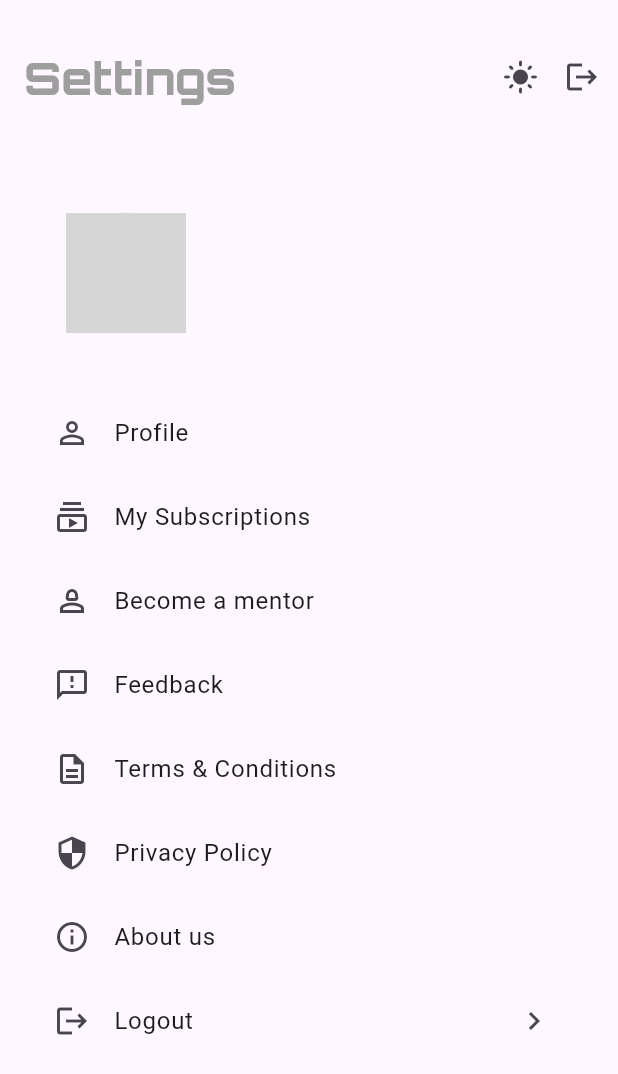
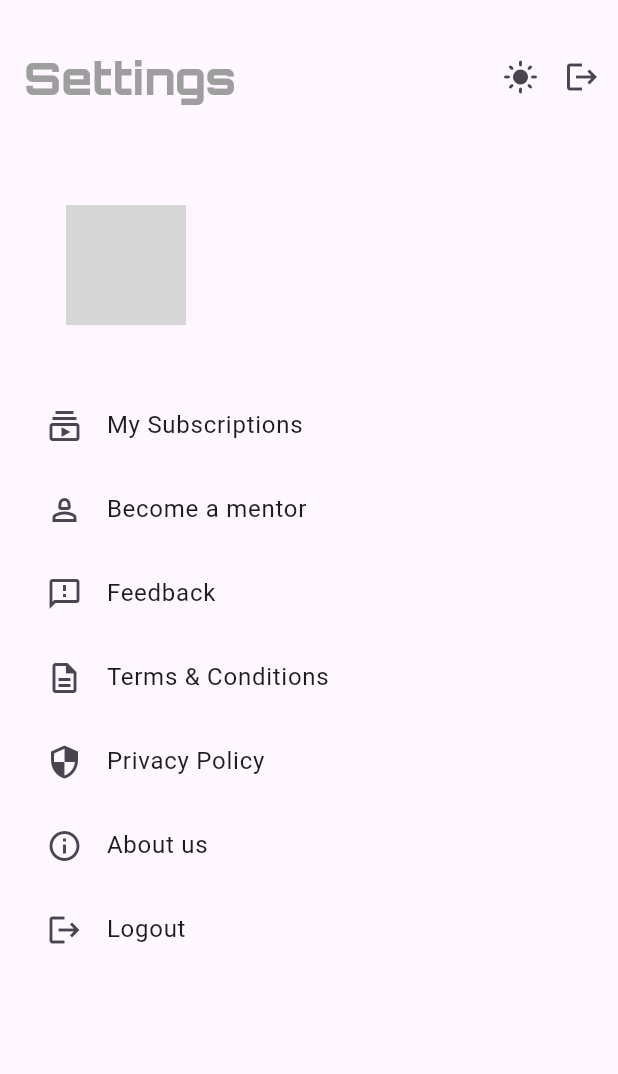
Before and after one commit to Alto-b/CodeFascia, a Flutter app: the SettingsPage screen opened directly, on a phone screen of 412 x 824 dp. Shown: the top 1074 px of the screen. Run offline on Flutter 3.47's test engine with Material 3 defaults, Android fonts, the light colour scheme and no system bars; drawn by our look-alikes of glass_kit; our stand-ins replace adaptive_theme, bloc, cached_network_image, carousel_slider, cloud_firestore, dio and 21 more; missing offline and left inert: animated_icon, any_link_preview, easy_loading_button, flutter_facebook_auth, loading_btn, passwordfield and 1 more; accounts and stored records are empty; network calls fail; project files that could hold a hidden picture were left out; grey boxes are pictures that could not be loaded.

Commit message:
UI / profile updated

```diff
--- a/lib/infrastructure/user_repo.dart
+++ b/lib/infrastructure/user_repo.dart
@@ -5,38 +5,11 @@ import 'package:flutter/foundation.dart';
 
 class UserRepo{
 
-  User? user = FirebaseAuth.instance.currentUser;
-
-//   Future<List<UserModel>> get()async{
-//   List<UserModel> userList=[]; print('entered repo');
-//   try{
-//     print("uid from repo${user!.uid}");
-//     // final users = await FirebaseFirestore.instance.collection("users").where('id',isEqualTo:user!.uid).get();
-//     final users = await FirebaseFirestore.instance.collection("users").doc('6CjPm9XzheX1lggRoNmCQSH5dBo2').get();
-//     print("users ${users}");
-//     final usera = users.data();
-//     // users.docs.forEach((element) {
-//     //   print("users1 ${users}");
-//     //   return userList.add(UserModel.fromJson(element.data()));
-//     // }
-//     // );
-//     return userList;
-//   }
-//   on FirebaseException catch(e){
-//     if(kDebugMode){
-//       print("failed with error ${e.code} : ${e.message}");
-//     }
-//     return userList;
-//   }
-//   catch(e){
-//     throw Exception(e.toString());
-//   }
-// }
-
 
 
   Future<UserModel> getUser()async{
   try{
+    User? user = await FirebaseAuth.instance.currentUser;
     final data = await FirebaseFirestore.instance.collection("users").doc(user!.uid).get();
     final usera = data.data();
     final users = UserModel(id: usera!['id'], name: usera['Name'], email: usera['Email'], profile: usera['profile'], profession: usera['Profession']);
--- a/lib/presentation/screens/settings/profile.dart
+++ b/lib/presentation/screens/settings/profile.dart
@@ -58,8 +58,10 @@ class _ProfilePageState extends State<ProfilePage> {
               builder: (context, state) {
                 if(state is UserLoadedState){
                   UserModel data = state.userList;
-                  _nameController.text = data.name;
-                  _emailController.text = data.email;
+                  // _nameController.text = data.name;
+                  // _emailController.text = data.email;
+                   _nameController.text = user!.displayName!;
+                  _emailController.text = user.email!;
                   selectedSkill = data.profession;
                   return Card(
                   elevation: 5,
--- a/lib/presentation/screens/settings/settings.dart
+++ b/lib/presentation/screens/settings/settings.dart
@@ -1,4 +1,3 @@
-import 'package:adaptive_theme/adaptive_theme.dart';
 import 'package:cloud_firestore/cloud_firestore.dart';
 import 'package:code_geeks/application/bnb_bloc/bnb_bloc.dart';
 import 'package:code_geeks/login_check.dart';
@@ -8,7 +7,7 @@ import 'package:code_geeks/presentation/screens/my_subscriptions/my_subs.dart';
 import 'package:code_geeks/presentation/screens/settings/profile.dart';
 import 'package:code_geeks/presentation/screens/settings/widgets/button.dart';
 import 'package:code_geeks/presentation/screens/settings/widgets/profile_card.dart';
-import 'package:code_geeks/presentation/screens/signup/profile_setup.dart';
+import 'package:url_launcher/url_launcher.dart';
 import 'package:firebase_auth/firebase_auth.dart';
 import 'package:flutter/material.dart';
 import 'package:flutter_bloc/flutter_bloc.dart';
@@ -32,21 +31,23 @@ class SettingsPage extends StatelessWidget {
       ),
       body: SingleChildScrollView(
         child: Padding(
-          padding: const EdgeInsets.all(20.0),
+          padding: const EdgeInsets.all(15.0),
           child: Column(
             crossAxisAlignment: CrossAxisAlignment.start,
             children: [
               // SizedBox(height: 30,),
               // Text("Settings",style: GoogleFonts.orbitron(fontSize: 30,fontWeight: FontWeight.w800,color: Colors.grey)),
               // const SizedBox(height: 30,),
-              const Center(
-                child: ProfileCard(),
+               Center(
+                child: GestureDetector(
+                  onTap: () => Navigator.push(context, MaterialPageRoute(builder: (context) => const ProfilePage(),)),
+                  child: ProfileCard()),
               ),const SizedBox(height: 20,),
-               ListTile(
-                leading: const Icon(Icons.person_outline),
-                title: const Text("Profile"),
-                onTap: () => Navigator.push(context, MaterialPageRoute(builder: (context) => const ProfilePage(),)),
-              ),
+              //  ListTile(
+              //   leading: const Icon(Icons.person_outline),
+              //   title: const Text("Profile"),
+              //   onTap: () => Navigator.push(context, MaterialPageRoute(builder: (context) => const ProfilePage(),)),
+              // ),
               ListTile(
                 leading: const Icon(Icons.subscriptions_outlined),
                 title: const Text("My Subscriptions"),
@@ -69,15 +70,15 @@ class SettingsPage extends StatelessWidget {
                 title: const Text("Feedback"),
                 onTap: () => Navigator.push(context, MaterialPageRoute(builder: (context) => FeedBackPage(),)),
               ),
-              const ListTile(
+               ListTile(
                 leading: Icon(Icons.description_outlined),
                 title: Text("Terms & Conditions"),
-                // onTap: () => Navigator.push(context, MaterialPageRoute(builder: (context) => FeedBackPage(),)),
+                onTap: () => _launchTCURL('https://www.freeprivacypolicy.com/live/c8a821ed-f744-4cfa-9ac4-ae3ff1359c08'),
               ),
-              const ListTile(
+               ListTile(
                 leading: Icon(Icons.security_outlined),
                 title: Text("Privacy Policy"),
-                // onTap: () => Navigator.push(context, MaterialPageRoute(builder: (context) => FeedBackPage(),)),
+                onTap: () => _launchPPURL('https://www.freeprivacypolicy.com/live/a5b1f3bb-5e9e-413f-8a11-cdc2e099c214'),
               ),
               const ListTile(
                 leading: Icon(Icons.info_outline),
@@ -87,7 +88,6 @@ class SettingsPage extends StatelessWidget {
               ListTile(
                 leading: const Icon(Icons.logout),
                 title: const Text("Logout"),
-                trailing: const Icon(Icons.keyboard_arrow_right_outlined),
                 onTap: () {
                  showLogOutDialog(context);
                 }
@@ -98,6 +98,29 @@ class SettingsPage extends StatelessWidget {
       ),
     );
   }
+
+  //to launch url
+void _launchPPURL(String url) async{
+
+           Uri url = Uri.parse('https://www.freeprivacypolicy.com/live/a5b1f3bb-5e9e-413f-8a11-cdc2e099c214');
+       if (await launchUrl(url)) {
+              //dialer opened
+          }else{
+          SnackBar(content: Text("couldn't launch the page"));
+      }
+    }
+
+void _launchTCURL(String url) async{
+
+           Uri url = Uri.parse('https://www.freeprivacypolicy.com/live/c8a821ed-f744-4cfa-9ac4-ae3ff1359c08');
+       if (await launchUrl(url)) {
+              //dialer opened
+          }else{
+          SnackBar(content: Text("couldn't launch the page"));
+      }
+    }
+
+
   showLogOutDialog(BuildContext context) {
   //cancel/continue button
   Widget cancelButton = TextButton(
@@ -108,11 +131,11 @@ class SettingsPage extends StatelessWidget {
   );
   Widget continueButton = TextButton(
     child: const Text("Continue"),
-    onPressed:  () {
-      FirebaseAuth.instance.signOut();
+    onPressed:  () async{
+     await FirebaseAuth.instance.signOut();
       // FirebaseAuth.instance.s/
-      // FirebaseFirestore.instance.clearPersistence();
-      context.read<BnbBloc>().add(TabChangeEvent(tabIndex: 0));
+     //  FirebaseFirestore.instance.clearPersistence();
+      // context.read<BnbBloc>().add(TabChangeEvent(tabIndex: 0));
       Navigator.pushAndRemoveUntil(context, MaterialPageRoute(builder: (context) => const EntryPage(),), (route) => false);
     },
   );
--- a/lib/presentation/screens/settings/widgets/profile_card.dart
+++ b/lib/presentation/screens/settings/widgets/profile_card.dart
@@ -36,7 +36,7 @@ class ProfileCard extends StatelessWidget {
               height: screenHeight/7,
               width: screenWidth-50,
               decoration: BoxDecoration(
-                borderRadius: BorderRadius.circular(50)
+                borderRadius: BorderRadius.circular(20)
               ),
               child: GlassContainer(
                 color: Colors.transparent,
@@ -53,16 +53,21 @@ class ProfileCard extends StatelessWidget {
                         SizedBox(width: 10,),
                          CircleAvatar(
                           radius: 40,
-                          backgroundImage:NetworkImage(currUser?.photoURL ?? data.profile),
+                          // backgroundImage:NetworkImage(data.profile),
+                          backgroundImage: NetworkImage(currUser!.photoURL ?? data.profile),
                         ),
                         const SizedBox(width: 20,),
                         Column(
                           mainAxisAlignment: MainAxisAlignment.center,
                           crossAxisAlignment: CrossAxisAlignment.start,
                           children: [
-                            Text(currUser?.displayName ?? data.name,style: GoogleFonts.taiHeritagePro(fontWeight: FontWeight.w600,fontSize: 18),),
+                            // Text(currUser?.displayName ?? data.name,style: GoogleFonts.taiHeritagePro(fontWeight: FontWeight.w600,fontSize: 18),),
+                            // // Text(widget.user?.displayName??data.name,style: GoogleFonts.taiHeritagePro(fontWeight: FontWeight.w600,fontSize: 18),),
+                            // Text(currUser?.email ?? data.email,style: GoogleFonts.taiHeritagePro(fontWeight: FontWeight.w600,fontSize: 18),),
+
+                            Text(currUser.displayName!,style: GoogleFonts.taiHeritagePro(fontWeight: FontWeight.w600,fontSize: 18),),
                             // Text(widget.user?.displayName??data.name,style: GoogleFonts.taiHeritagePro(fontWeight: FontWeight.w600,fontSize: 18),),
-                            Text(currUser?.email ?? data.email,style: GoogleFonts.taiHeritagePro(fontWeight: FontWeight.w600,fontSize: 18),),
+                            Text(currUser.email ?? data.email,style: GoogleFonts.taiHeritagePro(fontWeight: FontWeight.w600,fontSize: 18),),
                           ],
                         ),
                       ],
--- a/pubspec.yaml
+++ b/pubspec.yaml
@@ -62,6 +62,7 @@ dependencies:
   sign_in_button: ^3.2.0
   smooth_page_indicator: ^1.1.0
   timelines: ^0.1.0
+  url_launcher: ^6.2.5
 
 # Development dependencies (currently empty)
 dev_dependencies:
```
Also changed, not shown: pubspec.lock, 1 other file.
